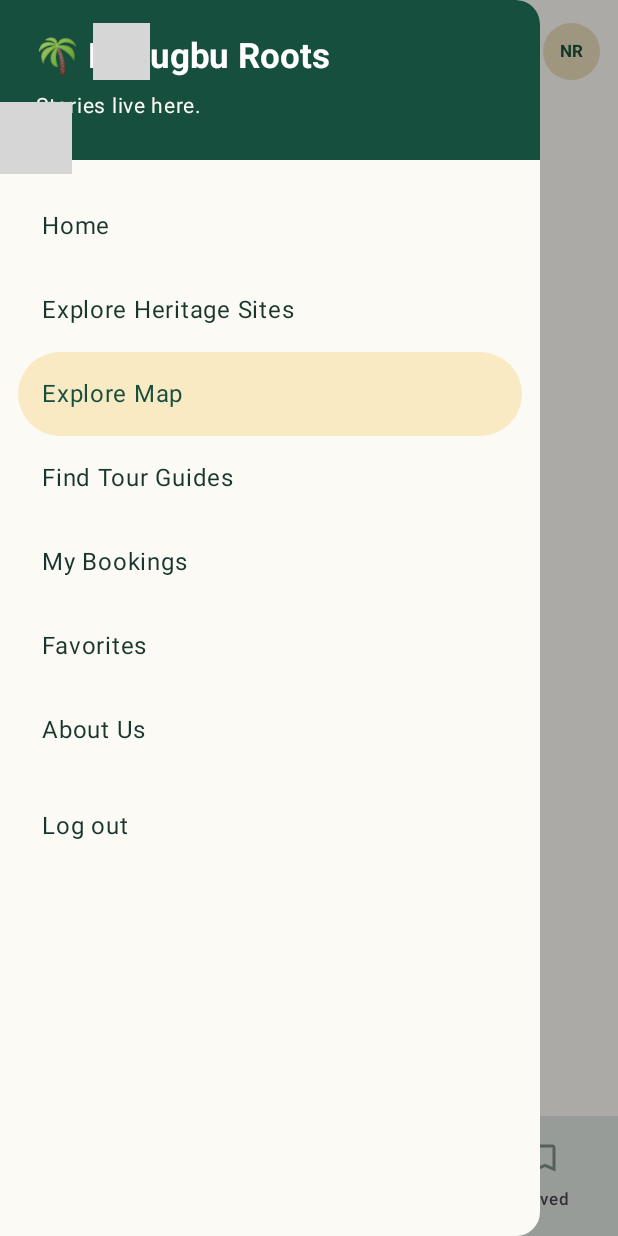
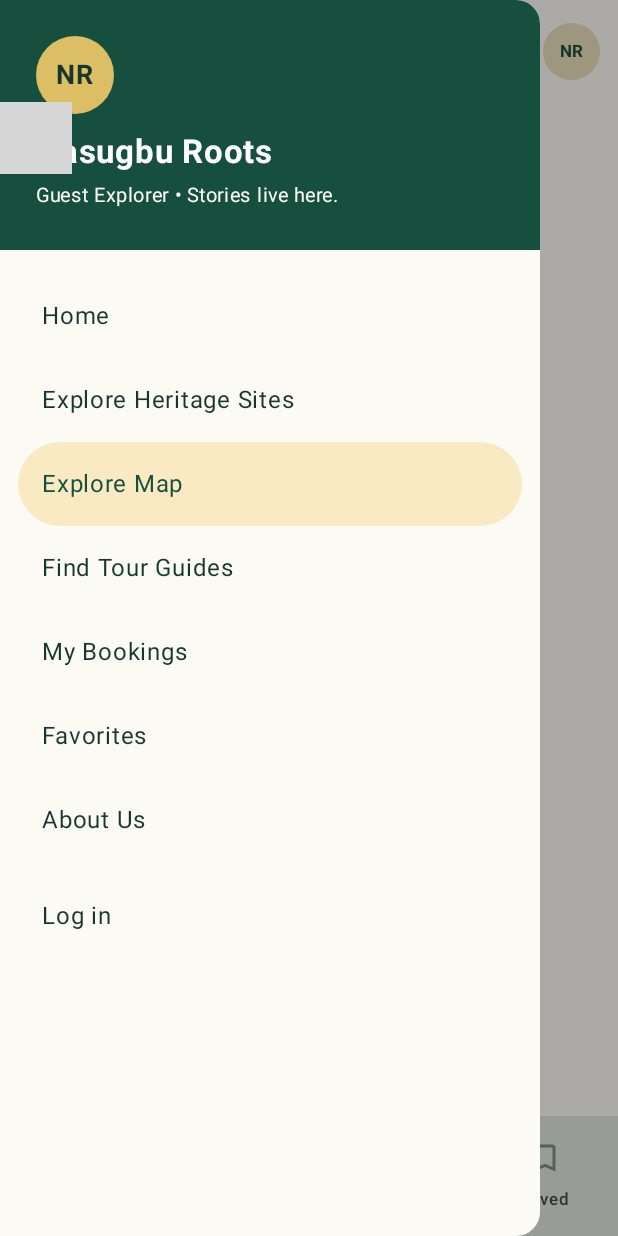
Before and after one commit to Lordherohero/Nasugbu-Roots, an Android app built with Jetpack Compose: the composable HomeScreen shown on its own in the app's theme, after a tap on "Open menu", on a phone screen of 412 x 824 dp. Run offline under Robolectric (Android 15) with nearby library versions, the phone set to English and light mode, and no system bars; our stand-ins replace Firebase (no records; nobody signed in at launch, a user with empty details on screens opened directly); pictures from the network do not load; 1 other tap on this screen came first; grey boxes are pictures that could not be loaded.

Commit message:
bookings and saved destinations fix and added user profile header

```diff
--- a/app/src/main/java/com/mygroup/nasugburoots/ui/HomeScreen.kt
+++ b/app/src/main/java/com/mygroup/nasugburoots/ui/HomeScreen.kt
@@ -29,6 +29,7 @@ import androidx.compose.ui.text.style.TextOverflow
 import androidx.compose.ui.unit.dp
 import androidx.compose.ui.unit.sp
 import coil.compose.AsyncImage
+import androidx.core.content.edit
 import com.mygroup.nasugburoots.data.CurrentUser
 import com.mygroup.nasugburoots.data.Repository
 import com.mygroup.nasugburoots.data.spotReviews
@@ -45,6 +46,12 @@ fun HomeScreen(
     onLogout: () -> Unit = {}
 ) {
 
+    LaunchedEffect(userProfile) {
+        if (userProfile != null) {
+            CurrentUser.id = userProfile.userId
+        }
+    }
+
     val spots = rememberSpots()
     val guides = rememberGuides()
     val reviews = rememberReviews()
@@ -52,7 +59,27 @@ fun HomeScreen(
     var currentScreen by remember { mutableStateOf("Home") }
     var searchQuery by remember { mutableStateOf("") }
     var selectedCategory by remember { mutableStateOf("All") }
-    var savedSpotIds by remember { mutableStateOf(setOf<Int>()) }
+    val context = androidx.compose.ui.platform.LocalContext.current
+    val sharedPrefs = remember(context) {
+        context.getSharedPreferences("nasugbu_roots_favorites", android.content.Context.MODE_PRIVATE)
+    }
+
+    var savedSpotIds by remember {
+        val storedSet = sharedPrefs.getStringSet("saved_spot_ids", emptySet()) ?: emptySet()
+        mutableStateOf(storedSet.mapNotNull { it.toIntOrNull() }.toSet())
+    }
+
+    val toggleSaveSpot: (Int) -> Unit = remember(sharedPrefs) {
+        { id ->
+            savedSpotIds = if (id in savedSpotIds) {
+                savedSpotIds - id
+            } else {
+                savedSpotIds + id
+            }
+            val newSet = savedSpotIds.map { it.toString() }.toSet()
+            sharedPrefs.edit { putStringSet("saved_spot_ids", newSet) }
+        }
+    }
     var exploreOverride by remember {
         mutableStateOf<List<TouristSpot>?>(null)
     }
@@ -61,7 +88,10 @@ fun HomeScreen(
     var bookingSpot by remember { mutableStateOf<TouristSpot?>(null) }
     var reviewingBooking by remember { mutableStateOf<com.mygroup.nasugburoots.model.Booking?>(null) }
     val allBookings = rememberBookings()
-    val myBookings = allBookings.filter { it.touristId == CurrentUser.id }
+    val activeUserId = userProfile?.userId ?: CurrentUser.id
+    val myBookings = remember(allBookings, activeUserId, CurrentUser.id) {
+        allBookings.filter { it.touristId == activeUserId || it.touristId == CurrentUser.id }
+    }
 
     BackHandler(enabled = selectedSpot != null || bookingSpot != null || reviewingBooking != null) {
         if (reviewingBooking != null) {
@@ -120,20 +150,73 @@ fun HomeScreen(
                         .background(Forest)
                         .padding(24.dp)
                 ) {
+                    Surface(
+                        shape = CircleShape,
+                        color = Gold.copy(alpha = 0.9f)
+                    ) {
+                        Box(
+                            modifier = Modifier.size(52.dp),
+                            contentAlignment = Alignment.Center
+                        ) {
                             Text(
-                        text = "🌴 Nasugbu Roots",
+                                text = getInitials(userProfile?.fullName ?: ""),
+                                color = DeepForest,
+                                fontWeight = FontWeight.Bold,
+                                fontSize = 18.sp
+                            )
+                        }
+                    }
+
+                    Spacer(Modifier.height(12.dp))
+
+                    if (userProfile != null) {
+                        Text(
+                            text = userProfile.fullName.ifBlank { "Nasugbu Explorer" },
                             color = Color.White,
-                        fontSize = 23.sp,
-                        fontWeight = FontWeight.Bold
+                            fontSize = 20.sp,
+                            fontWeight = FontWeight.Bold,
+                            maxLines = 1,
+                            overflow = TextOverflow.Ellipsis
+                        )
+
+                        Text(
+                            text = userProfile.email,
+                            color = Cream.copy(alpha = 0.85f),
+                            fontSize = 13.sp,
+                            maxLines = 1,
+                            overflow = TextOverflow.Ellipsis
                         )
 
                         Spacer(Modifier.height(8.dp))
 
+                        Surface(
+                            shape = RoundedCornerShape(8.dp),
+                            color = Gold.copy(alpha = 0.25f)
+                        ) {
                             Text(
-                        text = "Stories live here.",
+                                text = userProfile.role.name.replace("_", " "),
+                                color = Gold,
+                                fontSize = 10.sp,
+                                fontWeight = FontWeight.Bold,
+                                modifier = Modifier.padding(horizontal = 8.dp, vertical = 3.dp)
+                            )
+                        }
+                    } else {
+                        Text(
+                            text = "Nasugbu Roots",
+                            color = Color.White,
+                            fontSize = 22.sp,
+                            fontWeight = FontWeight.Bold
+                        )
+
+                        Spacer(Modifier.height(4.dp))
+
+                        Text(
+                            text = "Guest Explorer • Stories live here.",
                             color = Cream,
-                        fontSize = 14.sp
+                            fontSize = 13.sp
                         )
+                    }
                 }
 
                 Spacer(Modifier.height(16.dp))
@@ -174,7 +257,7 @@ fun HomeScreen(
                 Spacer(Modifier.height(8.dp))
 
                 NavigationDrawerItem(
-                    label = { Text("Log out") },
+                    label = { Text(if (userProfile != null) "Log out" else "Log in") },
                     selected = false,
                     onClick = {
                         scope.launch {
@@ -196,6 +279,7 @@ fun HomeScreen(
             topBar = {
                 if (!isDetailOrBookingScreen) {
                     BrandTopBar(
+                        userProfile = userProfile,
                         onMenuClick = {
                             scope.launch {
                                 drawerState.open()
@@ -508,12 +592,7 @@ fun HomeScreen(
                                         currentScreen = "Explore Heritage Sites"
                                     },
                                     onSave = { id ->
-                                        savedSpotIds =
-                                            if (id in savedSpotIds) {
-                                                savedSpotIds - id
-                                            } else {
-                                                savedSpotIds + id
-                                            }
+                                        toggleSaveSpot(id)
                                     },
                                     modifier = Modifier.padding(top = 14.dp)
                                 )
@@ -532,8 +611,19 @@ fun HomeScreen(
     }
 }
 
+private fun getInitials(name: String): String {
+    if (name.isBlank()) return "NR"
+    val parts = name.trim().split("\\s+".toRegex())
+    return when {
+        parts.size >= 2 -> "${parts[0].first().uppercaseChar()}${parts[1].first().uppercaseChar()}"
+        parts.size == 1 && parts[0].isNotEmpty() -> parts[0].take(2).uppercase()
+        else -> "NR"
+    }
+}
+
 @Composable
 private fun BrandTopBar(
+    userProfile: AccountProfile?,
     onMenuClick: () -> Unit
 ) {
     Surface(color = Cream) {
@@ -594,14 +684,15 @@ private fun BrandTopBar(
 
             Surface(
                 shape = CircleShape,
-                color = Color(0xFFE8DCB9)
+                color = Color(0xFFE8DCB9),
+                modifier = Modifier.clickable(onClick = onMenuClick)
             ) {
                 Box(
                     modifier = Modifier.size(38.dp),
                     contentAlignment = Alignment.Center
                 ) {
                     Text(
-                        "NR",
+                        text = getInitials(userProfile?.fullName ?: ""),
                         color = Forest,
                         fontWeight = FontWeight.Bold,
                         fontSize = 11.sp
--- a/app/src/main/java/com/mygroup/nasugburoots/ui/MyBookingsScreen.kt
+++ b/app/src/main/java/com/mygroup/nasugburoots/ui/MyBookingsScreen.kt
@@ -102,6 +102,7 @@ fun MyBookingsScreen(
             .fillMaxSize()
             .padding(16.dp)
     ) {
+
         Text(
             text = "My Visits",
             style = MaterialTheme.typography.headlineMedium,
--- /dev/null
+++ b/app/src/main/res/drawable/ic_app_logo.xml
@@ -0,0 +1,113 @@
+<vector xmlns:android="http://schemas.android.com/apk/res/android"
+    android:width="108dp"
+    android:height="108dp"
+    android:viewportWidth="108"
+    android:viewportHeight="108">
+
+    <!-- Outer Smooth Oval Enclosure -->
+    <path
+        android:pathData="M22,50 C22,34 36,26 54,26 C72,26 86,34 86,50 C86,66 72,74 54,74 C36,74 22,66 22,50 Z"
+        android:strokeColor="#19362D"
+        android:strokeWidth="4"
+        android:fillColor="#00000000" />
+
+    <!-- Central Trunk -->
+    <path
+        android:pathData="M54,26 L54,42"
+        android:strokeColor="#19362D"
+        android:strokeWidth="4.5"
+        android:strokeLineCap="round" />
+
+    <!-- Left Root Network -->
+    <!-- Top-left main root -->
+    <path
+        android:pathData="M54,32 C45,30 35,33 26,42"
+        android:strokeColor="#19362D"
+        android:strokeWidth="3.2"
+        android:strokeLineCap="round" />
+    <!-- Top-left sub-branch -->
+    <path
+        android:pathData="M38,32 C32,36 30,43 28,48"
+        android:strokeColor="#19362D"
+        android:strokeWidth="3"
+        android:strokeLineCap="round" />
+
+    <!-- Mid-left main root -->
+    <path
+        android:pathData="M54,37 C42,36 32,41 26,52"
+        android:strokeColor="#19362D"
+        android:strokeWidth="3.2"
+        android:strokeLineCap="round" />
+    <!-- Mid-left sub-branch -->
+    <path
+        android:pathData="M42,39 C37,46 36,53 34,59"
+        android:strokeColor="#19362D"
+        android:strokeWidth="3"
+        android:strokeLineCap="round" />
+
+    <!-- Lower-left main root -->
+    <path
+        android:pathData="M54,42 C46,45 37,50 31,62"
+        android:strokeColor="#19362D"
+        android:strokeWidth="3.2"
+        android:strokeLineCap="round" />
+
+    <!-- Inner-left root surrounding pin -->
+    <path
+        android:pathData="M51,44 C45,48 43,56 45,66"
+        android:strokeColor="#19362D"
+        android:strokeWidth="3"
+        android:strokeLineCap="round" />
+
+    <!-- Right Root Network -->
+    <!-- Top-right main root -->
+    <path
+        android:pathData="M54,32 C63,30 73,33 82,42"
+        android:strokeColor="#19362D"
+        android:strokeWidth="3.2"
+        android:strokeLineCap="round" />
+    <!-- Top-right sub-branch -->
+    <path
+        android:pathData="M70,32 C76,36 78,43 80,48"
+        android:strokeColor="#19362D"
+        android:strokeWidth="3"
+        android:strokeLineCap="round" />
+
+    <!-- Mid-right main root -->
+    <path
+        android:pathData="M54,37 C66,36 76,41 82,52"
+        android:strokeColor="#19362D"
+        android:strokeWidth="3.2"
+        android:strokeLineCap="round" />
+    <!-- Mid-right sub-branch -->
+    <path
+        android:pathData="M66,39 C71,46 72,53 74,59"
+        android:strokeColor="#19362D"
+        android:strokeWidth="3"
+        android:strokeLineCap="round" />
+
+    <!-- Lower-right main root -->
+    <path
+        android:pathData="M54,42 C62,45 71,50 77,62"
+        android:strokeColor="#19362D"
+        android:strokeWidth="3.2"
+        android:strokeLineCap="round" />
+
+    <!-- Inner-right root surrounding pin -->
+    <path
+        android:pathData="M57,44 C63,48 65,56 63,66"
+        android:strokeColor="#19362D"
+        android:strokeWidth="3"
+        android:strokeLineCap="round" />
+
+    <!-- Center Location Pin Marker -->
+    <path
+        android:pathData="M54,53 C50.5,53 47.5,56 47.5,59.5 C47.5,64.5 54,71 54,71 C54,71 60.5,64.5 60.5,59.5 C60.5,56 57.5,53 54,53 Z"
+        android:fillColor="#19362D" />
+
+    <!-- Inner Dot inside Pin -->
+    <path
+        android:pathData="M54,58.2 A1.3,1.3 0 1,0 54,60.8 A1.3,1.3 0 1,0 54,58.2 Z"
+        android:fillColor="#F7F5EE" />
+
+</vector>
```
Also changed, not shown: app/src/main/java/com/mygroup/nasugburoots/data/Repository.kt (+38 -5 lines), app/src/main/java/com/mygroup/nasugburoots/ui/auth/AuthenticationNavigation.kt (+7 -0 lines). Lines whose indentation alone changed are shown as unchanged.
